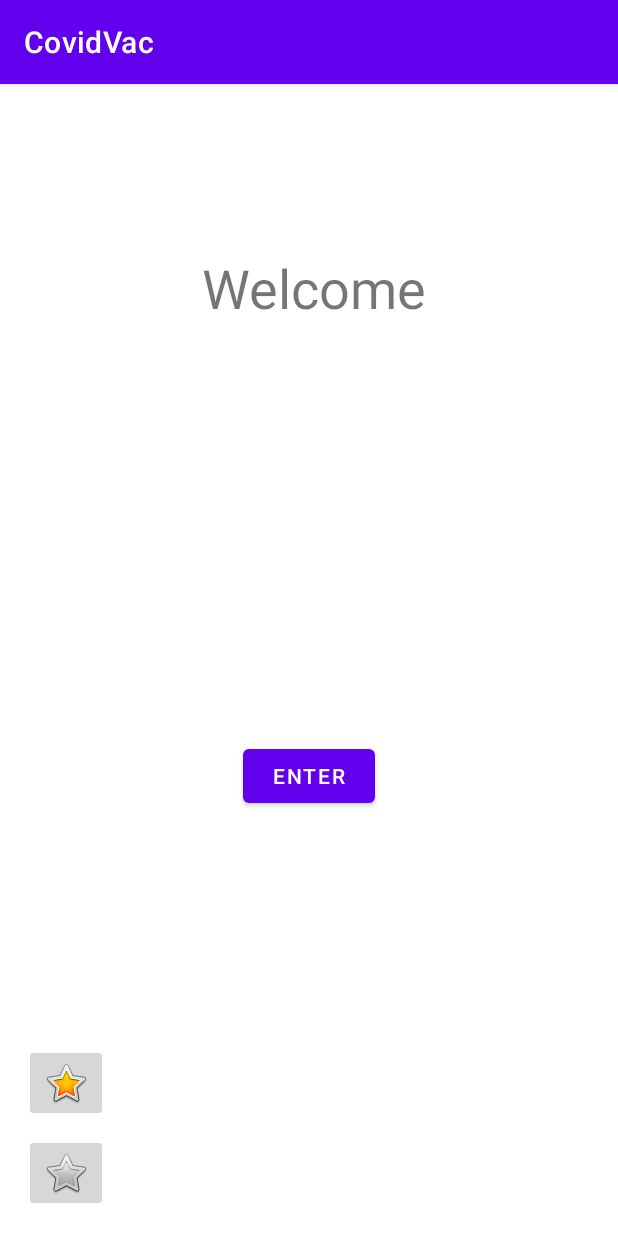
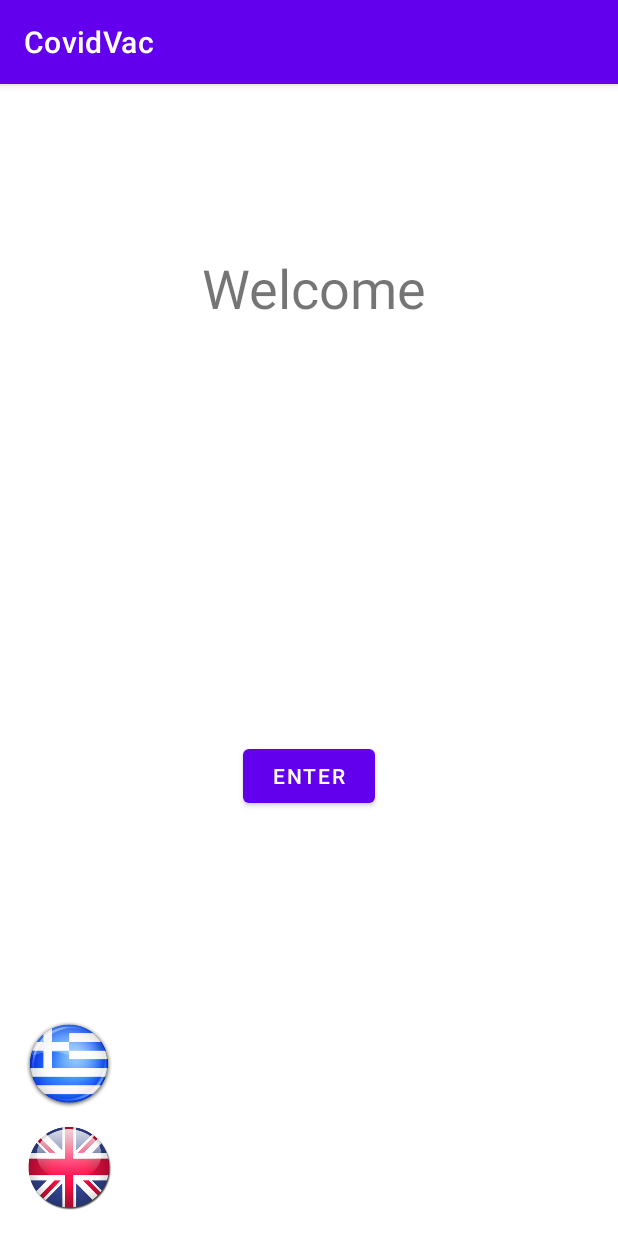
Before and after one commit to crownlel/CovidAppointment, an Android app: the screen it shows after launch (MainActivity), on a phone screen of 412 x 824 dp. Run offline under Robolectric (Android 15) with nearby library versions, the phone set to English and light mode, and no system bars.

Commit message:
MainActivity language functionality

```diff
--- a/app/src/main/java/com/example/covidvac/MainActivity.java
+++ b/app/src/main/java/com/example/covidvac/MainActivity.java
@@ -5,11 +5,13 @@ import androidx.appcompat.app.AppCompatActivity;
 import android.os.Bundle;
 import android.view.View;
 import android.widget.Button;
+import android.widget.ImageButton;
 
 public class MainActivity extends AppCompatActivity {
 
     @Override
     protected void onCreate(Bundle savedInstanceState) {
+        //LocaleManager.onCreate(this);
         super.onCreate(savedInstanceState);
         setContentView(R.layout.activity_main);
 
@@ -17,5 +19,22 @@ public class MainActivity extends AppCompatActivity {
         button.setOnClickListener(v -> {
 
         });
+
+        ImageButton greekBtn = findViewById(R.id.ibGreek);
+        greekBtn.setOnClickListener(v ->{
+            LocaleManager.setLocale(this,"el");
+            this.finish();
+            overridePendingTransition(0, 0);
+            this.startActivity(getIntent());
+            overridePendingTransition(0, 0);
+        });
+        ImageButton engBtn = findViewById(R.id.ibEnglish);
+        engBtn.setOnClickListener(v ->{
+            LocaleManager.setLocale(this,"en");
+            this.finish();
+            overridePendingTransition(0, 0);
+            this.startActivity(getIntent());
+            overridePendingTransition(0, 0);
+        });
     }
 }
--- a/app/src/main/res/layout/activity_main.xml
+++ b/app/src/main/res/layout/activity_main.xml
@@ -32,22 +32,28 @@
 
     <ImageButton
         android:id="@+id/ibEnglish"
-        android:layout_width="wrap_content"
-        android:layout_height="wrap_content"
+        android:layout_width="60dp"
+        android:layout_height="60dp"
         android:layout_marginStart="16dp"
         android:layout_marginBottom="16dp"
+        android:background="#FFFFFF"
+        android:scaleType="centerInside"
         app:layout_constraintBottom_toBottomOf="parent"
         app:layout_constraintStart_toStartOf="parent"
-        app:srcCompat="@android:drawable/btn_star" />
+        app:srcCompat="@drawable/bf4d23d06cf97efc5317841ad3f7e3c8" />
 
     <ImageButton
         android:id="@+id/ibGreek"
-        android:layout_width="wrap_content"
-        android:layout_height="wrap_content"
+        android:layout_width="60dp"
+        android:layout_height="60dp"
         android:layout_marginStart="16dp"
         android:layout_marginBottom="8dp"
+        android:background="#FFFFFF"
+        android:scaleType="centerInside"
+        android:scaleX="1"
+        android:scaleY="1"
         app:layout_constraintBottom_toTopOf="@+id/ibEnglish"
         app:layout_constraintStart_toStartOf="parent"
-        app:srcCompat="@android:drawable/btn_star_big_on" />
+        app:srcCompat="@drawable/gr" />
 
 </androidx.constraintlayout.widget.ConstraintLayout>
```
Also changed, not shown: app/src/main/java/com/example/covidvac/LocaleManager.java (added, +63 -0 lines), app/src/main/res/drawable/bf4d23d06cf97efc5317841ad3f7e3c8.png (added), app/src/main/res/drawable/gr.png (added).
